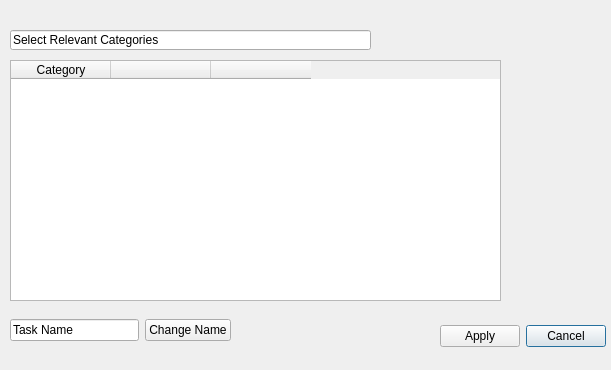
Above: GUI/tsd_taskeditdialog.ui from sunnybouorm/Task_Tracker before the change. Below: the same form after it.
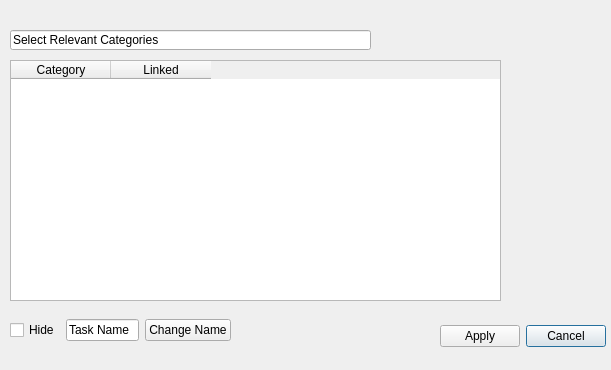
That is the form after the change.

What changed in the file:
```diff
--- a/GUI/tsd_taskeditdialog.ui
+++ b/GUI/tsd_taskeditdialog.ui
@@ -48,12 +48,7 @@
    </column>
    <column>
     <property name="text">
-     <string/>
-    </property>
-   </column>
-   <column>
-    <property name="text">
-     <string/>
+     <string>Linked</string>
     </property>
    </column>
   </widget>
@@ -80,20 +75,27 @@
     </rect>
    </property>
    <layout class="QGridLayout" name="gridLayout">
-    <item row="0" column="0">
-     <widget class="QLineEdit" name="lineEdit_2">
-      <property name="text">
-       <string>Task Name</string>
-      </property>
-     </widget>
-    </item>
-    <item row="0" column="1">
+    <item row="0" column="2">
      <widget class="QPushButton" name="taskNameChange_pushbutton">
       <property name="text">
        <string>Change Name</string>
       </property>
      </widget>
     </item>
+    <item row="0" column="1">
+     <widget class="QLineEdit" name="lineEdit_2">
+      <property name="text">
+       <string>Task Name</string>
+      </property>
+     </widget>
+    </item>
+    <item row="0" column="0">
+     <widget class="QCheckBox" name="checkBox">
+      <property name="text">
+       <string>Hide</string>
+      </property>
+     </widget>
+    </item>
    </layout>
   </widget>
  </widget>
```
